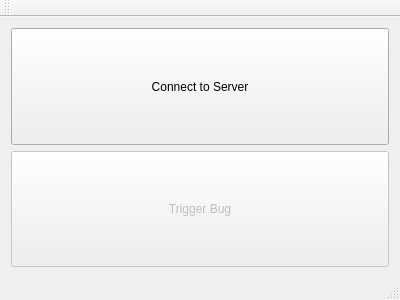
The window that mainwindow.ui (apollo13/qt_bug_glib) describes before a commit, drawn with Qt 5.
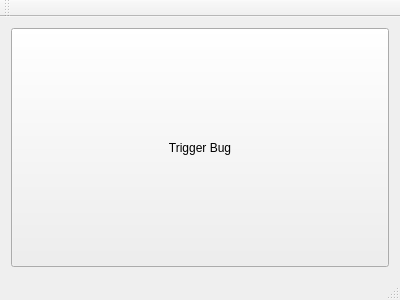
The same window after the commit.

```diff
--- a/mainwindow.ui
+++ b/mainwindow.ui
@@ -15,23 +15,10 @@
   </property>
   <widget class="QWidget" name="centralWidget">
    <layout class="QVBoxLayout" name="verticalLayout">
-    <item>
-     <widget class="QPushButton" name="connectButton">
-      <property name="sizePolicy">
-       <sizepolicy hsizetype="Expanding" vsizetype="Expanding">
-        <horstretch>0</horstretch>
-        <verstretch>0</verstretch>
-       </sizepolicy>
-      </property>
-      <property name="text">
-       <string>Connect to Server</string>
-      </property>
-     </widget>
-    </item>
     <item>
      <widget class="QPushButton" name="triggerButton">
       <property name="enabled">
-       <bool>false</bool>
+       <bool>true</bool>
       </property>
       <property name="sizePolicy">
        <sizepolicy hsizetype="Expanding" vsizetype="Expanding">
```
